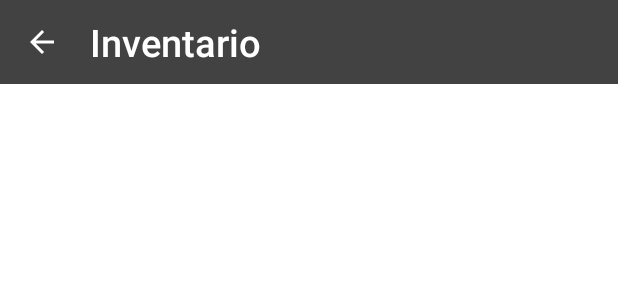
After one commit to josegabjimenez/equipoCinco, an Android app: the layout toolbar.xml on its own in the app's theme, with its tools: preview values and no code run, on a phone screen of 412 x 824 dp. The commit adds this screen. Shown: the top 300 px of the screen. Run offline under Robolectric (Android 15) with nearby library versions, the phone set to English and light mode, and no system bars.

Commit message:
feat: add visual style to inputs and toolbar

```diff
--- /dev/null
+++ b/app/src/main/res/drawable/ic_back.xml
@@ -0,0 +1,5 @@
+<vector android:autoMirrored="true" android:height="24dp"
+    android:tint="#FFFFFF" android:viewportHeight="24"
+    android:viewportWidth="24" android:width="24dp" xmlns:android="http://schemas.android.com/apk/res/android">
+    <path android:fillColor="@android:color/white" android:pathData="M20,11H7.83l5.59,-5.59L12,4l-8,8 8,8 1.41,-1.41L7.83,13H20v-2z"/>
+</vector>
--- /dev/null
+++ b/app/src/main/res/layout/toolbar.xml
@@ -0,0 +1,40 @@
+<?xml version="1.0" encoding="utf-8"?>
+<layout xmlns:android="http://schemas.android.com/apk/res/android"
+    xmlns:tools="http://schemas.android.com/tools"
+    xmlns:app="http://schemas.android.com/apk/res-auto">
+
+    <androidx.coordinatorlayout.widget.CoordinatorLayout
+        android:layout_width="match_parent"
+        android:layout_height="wrap_content"
+        android:gravity="center"
+        tools:context=".view.MainActivity">
+
+        <androidx.appcompat.widget.Toolbar
+            android:id="@+id/toolbar"
+            android:layout_width="match_parent"
+            android:layout_height="?attr/actionBarSize"
+            android:background="@color/gray"
+            app:theme="@style/ToolbarTheme">
+
+            <ImageView
+                android:id="@+id/backBtn"
+                android:layout_height="wrap_content"
+                android:layout_width="wrap_content"
+                android:src="@drawable/ic_back"
+                android:layout_marginRight="20dp"
+
+                />
+
+            <TextView
+                android:id="@+id/toolbarTitle"
+                android:layout_width="wrap_content"
+                android:layout_height="wrap_content"
+                android:text="@string/tituloInventario"
+                android:textAppearance="@style/ToolbarTitleStyle"
+                />
+
+
+
+        </androidx.appcompat.widget.Toolbar>
+    </androidx.coordinatorlayout.widget.CoordinatorLayout>
+</layout>
```
Also changed, not shown: app/src/main/java/com/example/equipoCinco/view/fragment/AddItemFragment.kt (+8 -2 lines), app/src/main/res/color/selector_text_input_outline.xml (added, +8 -0 lines), app/src/main/res/layout/fragment_add_item.xml (+59 -48 lines), app/src/main/res/values/styles.xml (+18 -0 lines).
